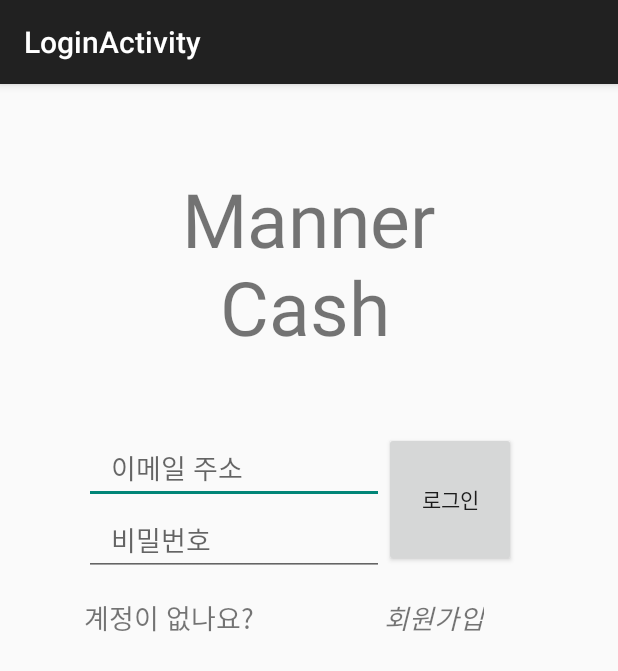
After one commit to Benjamin0326/appology, an Android app: the LoginActivity screen opened directly, with no data from a screen before it, on a phone screen of 412 x 824 dp. The commit adds this screen. Shown: the top 671 px of the screen. Run offline under Robolectric (Android 15) with nearby library versions, the phone set to English and light mode, and no system bars; 1 statement that could not run was skipped.

Commit message:
로그인(기능 아무것도 없음) Activity 추가, 로그인 Activity에서 로그인 버튼 누르면 튜토리얼로 넘어감

```diff
--- a/app/src/main/AndroidManifest.xml
+++ b/app/src/main/AndroidManifest.xml
@@ -34,6 +34,10 @@
             android:name=".TutorialActivity"
             android:label="@string/title_activity_tutorial" >
         </activity>
+        <activity
+            android:name=".LoginActivity"
+            android:label="@string/title_activity_login" >
+        </activity>
     </application>
 
 </manifest>
--- /dev/null
+++ b/app/src/main/java/com/appology/mannercash/mannercash/LoginActivity.java
@@ -0,0 +1,88 @@
+package com.appology.mannercash.mannercash;
+
+import android.content.Intent;
+import android.database.sqlite.SQLiteDatabase;
+import android.os.Bundle;
+import android.support.v7.app.ActionBarActivity;
+import android.view.View;
+import android.widget.Button;
+import android.widget.TextView;
+import android.widget.Toast;
+
+
+public class LoginActivity extends ActionBarActivity implements View.OnClickListener{
+    WordDBHelper mHelper;
+    SQLiteDatabase db;
+
+    Button login;
+    TextView join;
+    int tutorial;
+    Intent intent;
+    @Override
+    protected void onCreate(Bundle savedInstanceState) {
+        super.onCreate(savedInstanceState);
+        setContentView(R.layout.activity_login_activity);
+
+        mHelper = new WordDBHelper(this);
+
+        intent = getIntent();
+        tutorial=intent.getIntExtra("tutorial", 1);
+
+        login=(Button)findViewById(R.id.login_login);
+        login.setOnClickListener(this);
+
+        join=(TextView)findViewById(R.id.login_join);
+        join.setOnClickListener(this);
+    }
+
+    @Override
+    public void onClick(View v){
+        switch(v.getId()){
+            case R.id.login_login:
+                if(tutorial==1){
+                    db = mHelper.getWritableDatabase();
+                    db.execSQL("UPDATE flags SET login = 0 WHERE login = 1;");
+                    mHelper.close();
+
+                    intent = new Intent(this, TutorialActivity.class);
+                    intent.setFlags(Intent.FLAG_ACTIVITY_SINGLE_TOP | Intent.FLAG_ACTIVITY_CLEAR_TOP | Intent.FLAG_ACTIVITY_NO_HISTORY);
+                    startActivity(intent);
+                }
+                else if(tutorial==0) {
+                    db = mHelper.getWritableDatabase();
+                    db.execSQL("UPDATE flags SET login = 0 WHERE login = 1;");
+                    mHelper.close();
+
+                   finish();
+                }
+                break;
+
+            case R.id.login_join:
+                Toast.makeText(getApplicationContext(), "안돼 로그인만 해, 미안", Toast.LENGTH_SHORT).show();
+                break;
+        }
+    }
+
+/*
+    @Override
+    public boolean onCreateOptionsMenu(Menu menu) {
+        // Inflate the menu; this adds items to the action bar if it is present.
+        getMenuInflater().inflate(R.menu.menu_login, menu);
+        return true;
+    }
+
+    @Override
+    public boolean onOptionsItemSelected(MenuItem item) {
+        // Handle action bar item clicks here. The action bar will
+        // automatically handle clicks on the Home/Up button, so long
+        // as you specify a parent activity in AndroidManifest.xml.
+        int id = item.getItemId();
+
+        //noinspection SimplifiableIfStatement
+        if (id == R.id.action_settings) {
+            return true;
+        }
+
+        return super.onOptionsItemSelected(item);
+    }*/
+}
--- a/app/src/main/java/com/appology/mannercash/mannercash/TutorialActivity.java
+++ b/app/src/main/java/com/appology/mannercash/mannercash/TutorialActivity.java
@@ -1,5 +1,6 @@
 package com.appology.mannercash.mannercash;
 
+import android.database.sqlite.SQLiteDatabase;
 import android.os.Bundle;
 import android.support.v7.app.ActionBarActivity;
 import android.view.MotionEvent;
@@ -19,12 +20,17 @@ public class TutorialActivity extends ActionBarActivity implements View.OnClickL
     CheckBox chkbox;
     ImageView tutorial;
 
+    WordDBHelper mHelper;
+    SQLiteDatabase db;
+
     int flag=0;
     int x;
     @Override
     protected void onCreate(Bundle savedInstanceState) {
         super.onCreate(savedInstanceState);
         setContentView(R.layout.activity_tutorial);
+
+        mHelper = new WordDBHelper(this);
 
         dots[0]=(ImageView)findViewById(R.id.tutorial_dot1);
         dots[1]=(ImageView)findViewById(R.id.tutorial_dot2);
@@ -109,12 +115,14 @@ public class TutorialActivity extends ActionBarActivity implements View.OnClickL
         switch(v.getId()){
             case R.id.tutorial_close:
                 if(chkbox.isChecked()){
-                    setResult(RESULT_OK);
+                    db = mHelper.getWritableDatabase();
+                    db.execSQL("UPDATE flags SET tutorial = 0 WHERE tutorial = 1;");
+                    mHelper.close();
+
                     finish();
                     break;
                 }
                 else{
-                    setResult(RESULT_CANCELED);
                     finish();
                     break;
                 }
--- /dev/null
+++ b/app/src/main/res/layout/activity_login_activity.xml
@@ -0,0 +1,71 @@
+<RelativeLayout xmlns:android="http://schemas.android.com/apk/res/android"
+    xmlns:tools="http://schemas.android.com/tools" android:layout_width="match_parent"
+    android:layout_height="match_parent" android:paddingLeft="@dimen/activity_horizontal_margin"
+    android:paddingRight="@dimen/activity_horizontal_margin"
+    android:paddingTop="@dimen/activity_vertical_margin"
+    android:paddingBottom="@dimen/activity_vertical_margin"
+    tools:context="com.appology.mannercash.mannercash.LoginActivity">
+
+    <TextView
+        android:text="Manner\n  Cash"
+        android:layout_width="wrap_content"
+        android:layout_height="wrap_content"
+        android:textSize="50dp"
+        android:layout_alignParentTop="true"
+        android:layout_centerHorizontal="true"
+        android:layout_marginTop="40dp"
+        android:id="@+id/login_textView" />
+
+    <EditText
+        android:id="@+id/login_email"
+        android:layout_width="200dp"
+        android:layout_height="wrap_content"
+        android:hint="   이메일 주소"
+        android:layout_below="@+id/login_textView"
+        android:layout_alignParentLeft="true"
+        android:layout_alignParentStart="true"
+        android:layout_marginTop="50dp"
+        android:layout_marginLeft="40dp"/>
+
+    <EditText
+        android:layout_width="200dp"
+        android:layout_height="wrap_content"
+        android:hint="   비밀번호"
+        android:layout_below="@+id/login_email"
+        android:layout_alignParentLeft="true"
+        android:layout_alignParentStart="true"
+        android:layout_marginLeft="40dp"
+        android:id="@+id/login_password" />
+
+    <Button
+        android:id="@+id/login_login"
+        android:layout_width="wrap_content"
+        android:layout_height="90dp"
+        android:text="로그인"
+        android:layout_alignTop="@+id/login_email"
+        android:layout_toRightOf="@+id/login_email"
+        android:layout_toEndOf="@+id/login_email" />
+
+    <TextView
+        android:layout_width="wrap_content"
+        android:layout_height="wrap_content"
+        android:text="계정이 없나요?"
+        android:textSize="18dp"
+        android:layout_below="@+id/login_login"
+        android:layout_alignLeft="@+id/login_password"
+        android:layout_alignStart="@+id/login_password"
+        android:layout_marginTop="20dp" />
+
+    <TextView
+        android:id="@+id/login_join"
+        android:layout_width="wrap_content"
+        android:layout_height="wrap_content"
+        android:text="회원가입"
+        android:textSize="18dp"
+        android:textStyle="italic"
+        android:layout_below="@+id/login_login"
+        android:layout_alignLeft="@+id/login_login"
+        android:layout_alignStart="@+id/login_password"
+        android:layout_marginTop="20dp" />
+
+</RelativeLayout>
--- /dev/null
+++ b/app/src/main/res/menu/menu_login.xml
@@ -0,0 +1,7 @@
+<menu xmlns:android="http://schemas.android.com/apk/res/android"
+    xmlns:app="http://schemas.android.com/apk/res-auto"
+    xmlns:tools="http://schemas.android.com/tools"
+    tools:context="com.appology.mannercash.mannercash.LoginActivity">
+    <item android:id="@+id/action_settings" android:title="@string/action_settings"
+        android:orderInCategory="100" app:showAsAction="never" />
+</menu>
--- a/app/src/main/res/values/strings.xml
+++ b/app/src/main/res/values/strings.xml
@@ -11,4 +11,5 @@
 <!-- TODO: Remove or change this placeholder text -->
     <string name="hello_blank_fragment">Hello blank fragment</string>
     <string name="title_activity_tutorial">TutorialActivity</string>
+    <string name="title_activity_login">LoginActivity</string>
 </resources>
```
Also changed, not shown: 40 other files.
